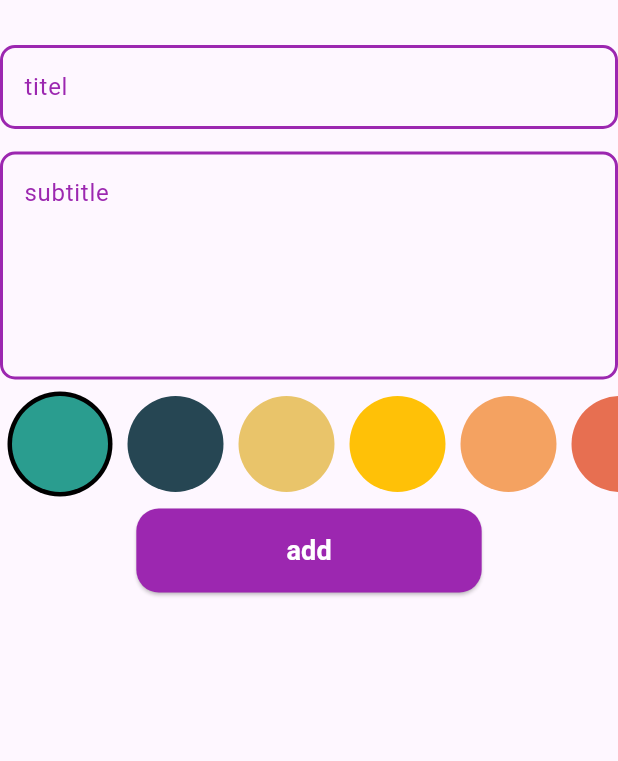
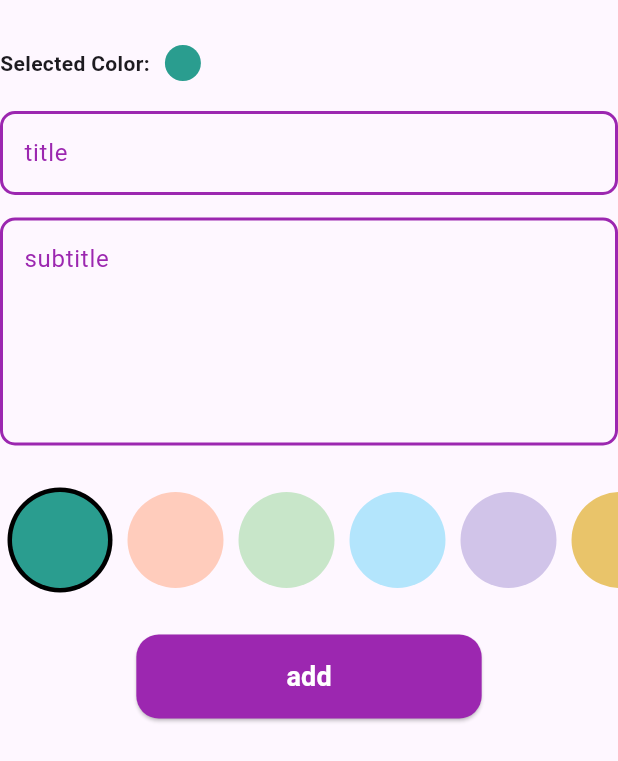
Before and after one commit to ElshazlyGSM/notes_app_2025, a Flutter app: the AddNoteForm widget shown alone on an empty page, opened directly, on a phone screen of 412 x 824 dp. Shown: the top 761 px of the screen. Run offline on Flutter 3.47's test engine with Material 3 defaults, Android fonts, the phone set to English and light mode, and no system bars; our stand-ins replace flutter_bloc, hive, hive_flutter; accounts and stored records are empty.

Commit message:
finish app without edit time

```diff
--- a/lib/models/notes_model.dart
+++ b/lib/models/notes_model.dart
@@ -11,7 +11,7 @@ class NotesModel extends HiveObject {
   @HiveField(2)
   final String date;
   @HiveField(3)
-  final int color;
+  int color;
 
   NotesModel({
     required this.title,
--- a/lib/views/edit_note_view.dart
+++ b/lib/views/edit_note_view.dart
@@ -2,6 +2,7 @@ import 'package:flutter/material.dart';
 import 'package:flutter_bloc/flutter_bloc.dart';
 import 'package:notes_app_2025/cubits/get_note_cubit/get_note_cubit.dart';
 import 'package:notes_app_2025/models/notes_model.dart';
+import 'package:notes_app_2025/widgets/colors_list.dart';
 import 'package:notes_app_2025/widgets/custom_appbar.dart';
 import 'package:notes_app_2025/widgets/custom_text_form_field.dart';
 
@@ -57,6 +58,14 @@ class _EditNoteViewState extends State<EditNoteView> {
                 },
               ),
               SizedBox(height: 30),
+              ColorsList(
+                selectedColor: Color(widget.note.color),
+                onColorSelected: (Color color) {
+                  setState(() {
+                    widget.note.color = color.toARGB32();
+                  });
+                },
+              ),
               CustomTextField(
                 controller: titleController,
                 // labelText: 'title',
--- a/lib/widgets/add_note_form.dart
+++ b/lib/widgets/add_note_form.dart
@@ -20,6 +20,7 @@ class _AddNoteFormState extends State<AddNoteForm> {
   GlobalKey<FormState> formKey = GlobalKey<FormState>();
   AutovalidateMode autovalidateMode = AutovalidateMode.disabled;
   String? title, subTitle;
+  Color selectedColor = Color(0xFF2A9D8F);
   String formattedDate = DateFormat(
     'dd/MM/yyyy – hh:mm a',
   ).format(DateTime.now());
@@ -30,10 +31,26 @@ class _AddNoteFormState extends State<AddNoteForm> {
       key: formKey,
       autovalidateMode: autovalidateMode,
       child: Column(
+        crossAxisAlignment: CrossAxisAlignment.center,
         children: [
           SizedBox(height: 30),
+
+          // معاينة اللون المختار
+          Row(
+            children: [
+              Text(
+                'Selected Color:',
+                style: TextStyle(fontWeight: FontWeight.bold),
+              ),
+              SizedBox(width: 10),
+              CircleAvatar(backgroundColor: selectedColor, radius: 12),
+            ],
+          ),
+
+          SizedBox(height: 20),
+
           CustomTextField(
-            hintText: 'titel',
+            hintText: 'title',
             onSaved: (value) {
               title = value;
             },
@@ -46,7 +63,19 @@ class _AddNoteFormState extends State<AddNoteForm> {
               subTitle = value;
             },
           ),
-          ColorsList(),
+          SizedBox(height: 20),
+
+          // قائمة الألوان
+          ColorsList(
+            onColorSelected: (color) {
+              setState(() {
+                selectedColor = color;
+              });
+            },
+          ),
+
+          SizedBox(height: 20),
+
           BlocBuilder<AddNoteCubit, AddNoteState>(
             builder: (context, state) {
               return CustomButtom(
@@ -59,7 +88,7 @@ class _AddNoteFormState extends State<AddNoteForm> {
                       title: title!,
                       subTitle: subTitle!,
                       date: formattedDate,
-                      color: Colors.blue.toARGB32(),
+                      color: selectedColor.toARGB32(), // اللون المختار
                     );
                     BlocProvider.of<AddNoteCubit>(context).addNote(noteModel);
                   } else {
--- a/lib/widgets/colors_list.dart
+++ b/lib/widgets/colors_list.dart
@@ -1,7 +1,13 @@
 import 'package:flutter/material.dart';
 
 class ColorsList extends StatefulWidget {
-  const ColorsList({super.key});
+  const ColorsList({
+    super.key,
+    required this.onColorSelected,
+    this.selectedColor,
+  });
+  final Function(Color) onColorSelected;
+  final Color? selectedColor;
 
   @override
   State<ColorsList> createState() => _ColorsListState();
@@ -10,31 +16,55 @@ class ColorsList extends StatefulWidget {
 class _ColorsListState extends State<ColorsList> {
   final List<Color> colorsList = [
     Color(0xFF2A9D8F),
-    Color(0xFF264653),
+    Color(0xFFFFCCBC),
+    Color(0xFFC8E6C9),
+    Color(0xFFB3E5FC),
+    Color(0xFFD1C4E9),
     Color(0xFFE9C46A),
+    Color(0xFFFFCC80),
     Color(0xFFFFC107),
     Color(0xFFF4A261),
     Color(0xFFE76F51),
-    Color(0xFF6D597A),
     Color(0xFFB56576),
     Color(0xFFE56B6F),
-    Color(0xFF355020),
     Color(0xFFBFD7EA),
   ];
-  int selectedIndex = 0;
+
+  late int selectedIndex;
+  late ScrollController scrollController;
+
+  @override
+  void initState() {
+    super.initState();
+
+    // لو فيه لون موجود مسبقًا، نحدّد الـ index بتاعه
+    if (widget.selectedColor != null &&
+        colorsList.contains(widget.selectedColor)) {
+      selectedIndex = colorsList.indexOf(widget.selectedColor!);
+    } else {
+      selectedIndex = 0;
+    }
+    scrollController = ScrollController(
+      initialScrollOffset:
+          selectedIndex * 50.0, // تقريبياً حجم كل عنصر + padding
+    );
+  }
+
   @override
   Widget build(BuildContext context) {
     return SizedBox(
       height: 86,
       child: ListView.builder(
+        controller: scrollController,
+        scrollDirection: Axis.horizontal,
         itemCount: colorsList.length,
-        scrollDirection: Axis.horizontal,
         itemBuilder: (context, index) {
           return GestureDetector(
             onTap: () {
               setState(() {
                 selectedIndex = index;
               });
+              widget.onColorSelected(colorsList[index]);
             },
             child: ColorItem(
               backgroundColor: colorsList[index],
--- a/lib/widgets/custom_buttom.dart
+++ b/lib/widgets/custom_buttom.dart
@@ -14,15 +14,23 @@ class CustomButtom extends StatelessWidget {
 
   @override
   Widget build(BuildContext context) {
-    return ElevatedButton(
+    return Padding(
+      padding: const EdgeInsets.only(bottom: 16),
+      child: ElevatedButton(
         onPressed: onPressed,
         style: ElevatedButton.styleFrom(
           backgroundColor: kPrimaryColor,
-        shape: RoundedRectangleBorder(borderRadius: BorderRadius.circular(15)),
+          shape: RoundedRectangleBorder(
+            borderRadius: BorderRadius.circular(15),
+          ),
           padding: EdgeInsets.symmetric(horizontal: 100, vertical: 15),
         ),
         child: isLoading
-          ? SizedBox(height: 26, width: 26, child: CircularProgressIndicator())
+            ? SizedBox(
+                height: 26,
+                width: 26,
+                child: CircularProgressIndicator(),
+              )
             : Text(
                 text,
                 style: TextStyle(
@@ -31,6 +39,7 @@ class CustomButtom extends StatelessWidget {
                   color: Colors.white,
                 ),
               ),
+      ),
     );
   }
 }
```
Lines whose indentation alone changed are shown as unchanged.
